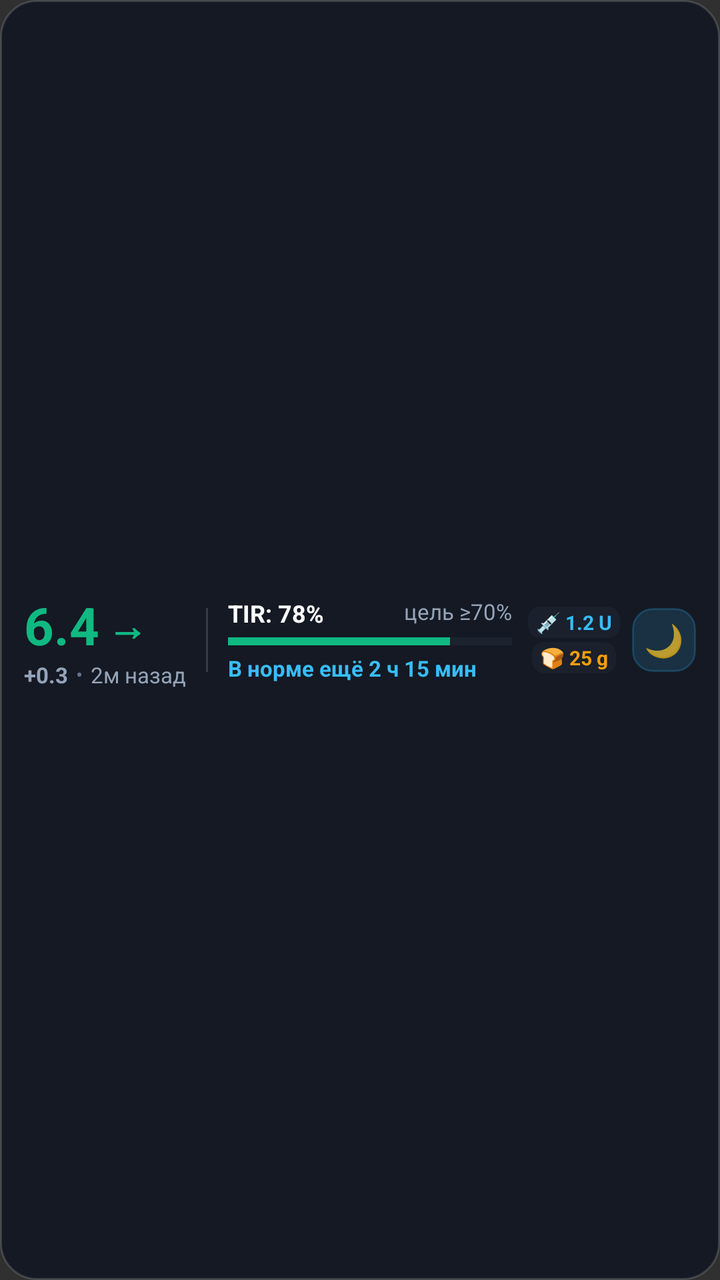
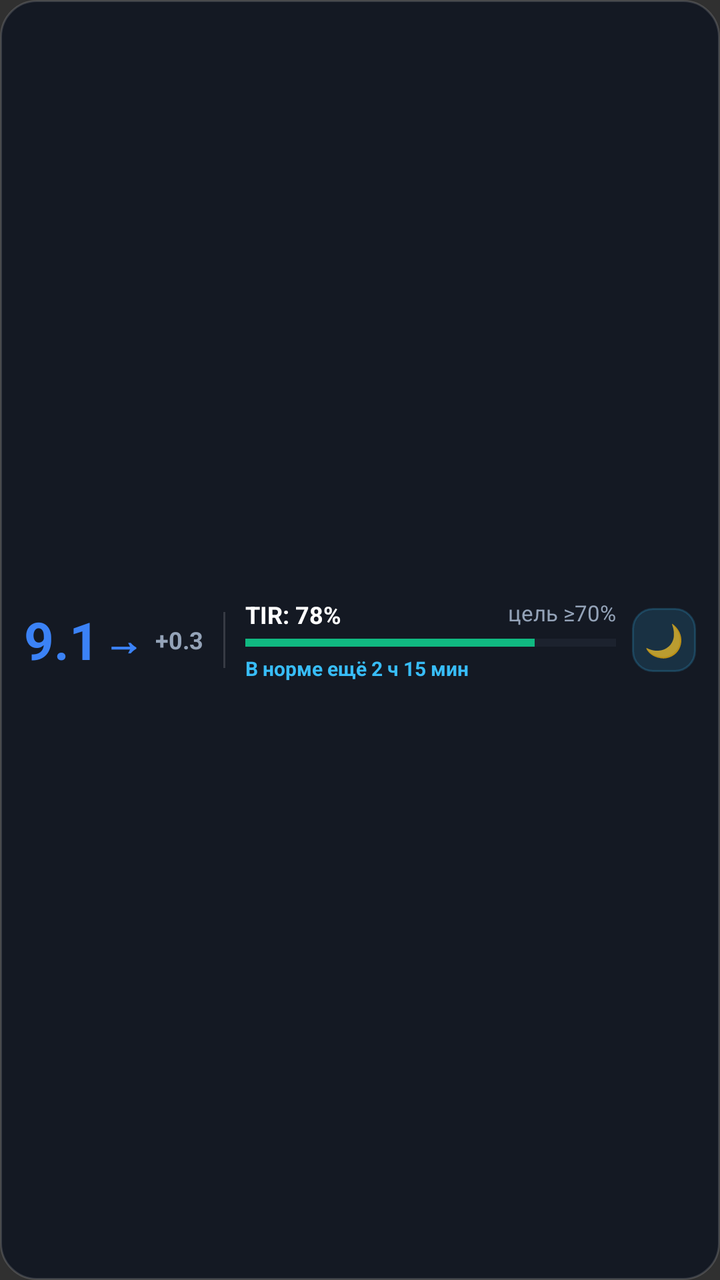

The first picture is an Android layout as it rendered before a commit; the second is the same layout after the commit. The layout source and the unified diff follow.
<!-- AndroidManifest.xml: application theme Theme.TIRUp -->
<!-- res/layout/widget_strip.xml -->
<?xml version="1.0" encoding="utf-8"?>
<LinearLayout xmlns:android="http://schemas.android.com/apk/res/android"
    android:id="@+id/widget_root"
    android:layout_width="match_parent"
    android:layout_height="match_parent"
    android:background="@drawable/widget_background"
    android:gravity="center_vertical"
    android:orientation="horizontal"
    android:paddingStart="12dp"
    android:paddingTop="8dp"
    android:paddingEnd="12dp"
    android:paddingBottom="8dp">

    
    <LinearLayout
        android:id="@+id/widget_glucose_section"
        android:layout_width="wrap_content"
        android:layout_height="wrap_content"
        android:gravity="center_vertical"
        android:orientation="vertical">

        <LinearLayout
            android:layout_width="wrap_content"
            android:layout_height="wrap_content"
            android:gravity="center_vertical"
            android:orientation="horizontal">

            <TextView
                android:id="@+id/widget_glucose_value"
                android:layout_width="wrap_content"
                android:layout_height="wrap_content"
                android:text="6.4"
                android:textColor="#10B981"
                android:textSize="26sp"
                android:textStyle="bold" />

            <TextView
                android:id="@+id/widget_trend_arrow"
                android:layout_width="wrap_content"
                android:layout_height="wrap_content"
                android:paddingStart="4dp"
                android:text="→"
                android:textColor="#10B981"
                android:textSize="20sp"
                android:textStyle="bold" />
        </LinearLayout>

        <LinearLayout
            android:layout_width="wrap_content"
            android:layout_height="wrap_content"
            android:gravity="center_vertical"
            android:orientation="horizontal">

            <TextView
                android:id="@+id/widget_delta_value"
                android:layout_width="wrap_content"
                android:layout_height="wrap_content"
                android:text="+0.3"
                android:textColor="#94A3B8"
                android:textSize="11sp"
                android:textStyle="bold" />

            <TextView
                android:layout_width="wrap_content"
                android:layout_height="wrap_content"
                android:paddingStart="4dp"
                android:paddingEnd="4dp"
                android:text="•"
                android:textColor="#64748B"
                android:textSize="10sp" />

            <TextView
                android:id="@+id/widget_time_ago"
                android:layout_width="wrap_content"
                android:layout_height="wrap_content"
                android:text="2м назад"
                android:textColor="#94A3B8"
                android:textSize="11sp" />
        </LinearLayout>
    </LinearLayout>

    <FrameLayout
        android:layout_width="1dp"
        android:layout_height="32dp"
        android:layout_marginStart="10dp"
        android:layout_marginEnd="10dp"
        android:background="#26FFFFFF" />

    
    <LinearLayout
        android:id="@+id/widget_compensator_section"
        android:layout_width="0dp"
        android:layout_height="wrap_content"
        android:layout_weight="1"
        android:orientation="vertical">

        <RelativeLayout
            android:layout_width="match_parent"
            android:layout_height="wrap_content">

            <TextView
                android:id="@+id/widget_tir_score"
                android:layout_width="wrap_content"
                android:layout_height="wrap_content"
                android:layout_alignParentStart="true"
                android:text="TIR: 78%"
                android:textColor="#FFFFFF"
                android:textSize="12sp"
                android:textStyle="bold" />

            <TextView
                android:id="@+id/widget_tir_target"
                android:layout_width="wrap_content"
                android:layout_height="wrap_content"
                android:layout_alignParentEnd="true"
                android:text="цель ≥70%"
                android:textColor="#94A3B8"
                android:textSize="11sp" />
        </RelativeLayout>

        <ProgressBar
            android:id="@+id/widget_tir_progress"
            style="?android:attr/progressBarStyleHorizontal"
            android:layout_width="match_parent"
            android:layout_height="6dp"
            android:layout_marginTop="3dp"
            android:layout_marginBottom="3dp"
            android:max="100"
            android:progress="78"
            android:progressTint="#10B981"
            android:progressBackgroundTint="#2E3A4B" />

        <TextView
            android:id="@+id/widget_compensator_text"
            android:layout_width="match_parent"
            android:layout_height="wrap_content"
            android:ellipsize="end"
            android:maxLines="1"
            android:text="В норме ещё 2 ч 15 мин"
            android:textColor="#38BDF8"
            android:textSize="11sp"
            android:textStyle="bold" />
    </LinearLayout>

    
    <LinearLayout
        android:id="@+id/widget_actions_section"
        android:layout_width="wrap_content"
        android:layout_height="wrap_content"
        android:layout_marginStart="8dp"
        android:gravity="center_vertical"
        android:orientation="horizontal">

        <LinearLayout
            android:id="@+id/widget_iob_cob_layout"
            android:layout_width="wrap_content"
            android:layout_height="wrap_content"
            android:layout_marginEnd="6dp"
            android:gravity="center_horizontal"
            android:orientation="vertical">

            <TextView
                android:id="@+id/widget_iob_text"
                android:layout_width="wrap_content"
                android:layout_height="wrap_content"
                android:background="@drawable/widget_badge_bg"
                android:paddingStart="4dp"
                android:paddingTop="1dp"
                android:paddingEnd="4dp"
                android:paddingBottom="1dp"
                android:text="💉 1.2 U"
                android:textColor="#38BDF8"
                android:textSize="10sp"
                android:textStyle="bold" />

            <TextView
                android:id="@+id/widget_cob_text"
                android:layout_width="wrap_content"
                android:layout_height="wrap_content"
                android:layout_marginTop="2dp"
                android:background="@drawable/widget_badge_bg"
                android:paddingStart="4dp"
                android:paddingTop="1dp"
                android:paddingEnd="4dp"
                android:paddingBottom="1dp"
                android:text="🍞 25 g"
                android:textColor="#F59E0B"
                android:textSize="10sp"
                android:textStyle="bold" />
        </LinearLayout>

        <TextView
            android:id="@+id/widget_btn_nightstand"
            android:layout_width="32dp"
            android:layout_height="32dp"
            android:background="@drawable/widget_button_bg"
            android:gravity="center"
            android:text="🌙"
            android:textSize="16sp" />
    </LinearLayout>

</LinearLayout>
<!-- resources referenced by this layout -->
<resources>
  <!-- drawable widget_background (drawable) -->
  <?xml version="1.0" encoding="utf-8"?>
  <shape xmlns:android="http://schemas.android.com/apk/res/android"
      android:shape="rectangle">
      <solid android:color="#D9101622" />
      <corners android:radius="18dp" />
      <stroke
          android:width="1dp"
          android:color="#26FFFFFF" />
  </shape>
  <!-- drawable widget_badge_bg (drawable) -->
  <?xml version="1.0" encoding="utf-8"?>
  <shape xmlns:android="http://schemas.android.com/apk/res/android"
      android:shape="rectangle">
      <solid android:color="#1F475569" />
      <corners android:radius="6dp" />
  </shape>
  <!-- drawable widget_button_bg (drawable) -->
  <?xml version="1.0" encoding="utf-8"?>
  <shape xmlns:android="http://schemas.android.com/apk/res/android"
      android:shape="rectangle">
      <solid android:color="#2638BDF8" />
      <corners android:radius="10dp" />
      <stroke
          android:width="1dp"
          android:color="#3338BDF8" />
  </shape>
  <style name="Theme.TIRUp" parent="android:Theme.Material.NoActionBar">
          <item name="android:statusBarColor">@color/background_dark</item>
          <item name="android:navigationBarColor">@color/background_dark</item>
      </style>
  <color name="background_dark">#0F172A</color>
</resources>

<!-- the commit's change to res/layout/widget_strip.xml (unified diff, before → after) -->
@@ -7,9 +7,9 @@
     android:gravity="center_vertical"
     android:orientation="horizontal"
     android:paddingStart="12dp"
-    android:paddingTop="8dp"
+    android:paddingTop="6dp"
     android:paddingEnd="12dp"
-    android:paddingBottom="8dp">
+    android:paddingBottom="6dp">
 
     
     <LinearLayout
@@ -17,39 +17,33 @@
         android:layout_width="wrap_content"
         android:layout_height="wrap_content"
         android:gravity="center_vertical"
-        android:orientation="vertical">
+        android:orientation="horizontal">
+
+        <TextView
+            android:id="@+id/widget_glucose_value"
+            android:layout_width="wrap_content"
+            android:layout_height="wrap_content"
+            android:text="9.1"
+            android:textColor="#3B82F6"
+            android:textSize="26sp"
+            android:textStyle="bold" />
+
+        <TextView
+            android:id="@+id/widget_trend_arrow"
+            android:layout_width="wrap_content"
+            android:layout_height="wrap_content"
+            android:paddingStart="2dp"
+            android:text="→"
+            android:textColor="#3B82F6"
+            android:textSize="20sp"
+            android:textStyle="bold" />
 
         <LinearLayout
             android:layout_width="wrap_content"
             android:layout_height="wrap_content"
+            android:layout_marginStart="6dp"
             android:gravity="center_vertical"
-            android:orientation="horizontal">
-
-            <TextView
-                android:id="@+id/widget_glucose_value"
-                android:layout_width="wrap_content"
-                android:layout_height="wrap_content"
-                android:text="6.4"
-                android:textColor="#10B981"
-                android:textSize="26sp"
-                android:textStyle="bold" />
-
-            <TextView
-                android:id="@+id/widget_trend_arrow"
-                android:layout_width="wrap_content"
-                android:layout_height="wrap_content"
-                android:paddingStart="4dp"
-                android:text="→"
-                android:textColor="#10B981"
-                android:textSize="20sp"
-                android:textStyle="bold" />
-        </LinearLayout>
-
-        <LinearLayout
-            android:layout_width="wrap_content"
-            android:layout_height="wrap_content"
-            android:gravity="center_vertical"
-            android:orientation="horizontal">
+            android:orientation="vertical">
 
             <TextView
                 android:id="@+id/widget_delta_value"
@@ -57,31 +51,23 @@
                 android:layout_height="wrap_content"
                 android:text="+0.3"
                 android:textColor="#94A3B8"
-                android:textSize="11sp"
+                android:textSize="12sp"
                 android:textStyle="bold" />
-
-            <TextView
-                android:layout_width="wrap_content"
-                android:layout_height="wrap_content"
-                android:paddingStart="4dp"
-                android:paddingEnd="4dp"
-                android:text="•"
-                android:textColor="#64748B"
-                android:textSize="10sp" />
 
             <TextView
                 android:id="@+id/widget_time_ago"
                 android:layout_width="wrap_content"
                 android:layout_height="wrap_content"
-                android:text="2м назад"
-                android:textColor="#94A3B8"
-                android:textSize="11sp" />
+                android:text="2м"
+                android:textColor="#64748B"
+                android:textSize="10sp"
+                android:visibility="gone" />
         </LinearLayout>
     </LinearLayout>
 
     <FrameLayout
         android:layout_width="1dp"
-        android:layout_height="32dp"
+        android:layout_height="28dp"
         android:layout_marginStart="10dp"
         android:layout_marginEnd="10dp"
         android:background="#26FFFFFF" />
@@ -135,10 +121,10 @@
             android:layout_width="match_parent"
             android:layout_height="wrap_content"
             android:ellipsize="end"
-            android:maxLines="1"
+            android:singleLine="true"
             android:text="В норме ещё 2 ч 15 мин"
             android:textColor="#38BDF8"
-            android:textSize="11sp"
+            android:textSize="10sp"
             android:textStyle="bold" />
     </LinearLayout>
 
@@ -151,22 +137,24 @@
         android:gravity="center_vertical"
         android:orientation="horizontal">
 
+        
         <LinearLayout
             android:id="@+id/widget_iob_cob_layout"
             android:layout_width="wrap_content"
             android:layout_height="wrap_content"
             android:layout_marginEnd="6dp"
-            android:gravity="center_horizontal"
-            android:orientation="vertical">
+            android:gravity="center_vertical"
+            android:orientation="vertical"
+            android:visibility="gone">
 
             <TextView
                 android:id="@+id/widget_iob_text"
                 android:layout_width="wrap_content"
                 android:layout_height="wrap_content"
                 android:background="@drawable/widget_badge_bg"
-                android:paddingStart="4dp"
+                android:paddingStart="6dp"
                 android:paddingTop="1dp"
-                android:paddingEnd="4dp"
+                android:paddingEnd="6dp"
                 android:paddingBottom="1dp"
                 android:text="💉 1.2 U"
                 android:textColor="#38BDF8"
@@ -179,16 +167,18 @@
                 android:layout_height="wrap_content"
                 android:layout_marginTop="2dp"
                 android:background="@drawable/widget_badge_bg"
-                android:paddingStart="4dp"
+                android:paddingStart="6dp"
                 android:paddingTop="1dp"
-                android:paddingEnd="4dp"
+                android:paddingEnd="6dp"
                 android:paddingBottom="1dp"
                 android:text="🍞 25 g"
-                android:textColor="#F59E0B"
+                android:textColor="#10B981"
                 android:textSize="10sp"
-                android:textStyle="bold" />
+                android:textStyle="bold"
+                android:visibility="gone" />
         </LinearLayout>
 
+        
         <TextView
             android:id="@+id/widget_btn_nightstand"
             android:layout_width="32dp"
